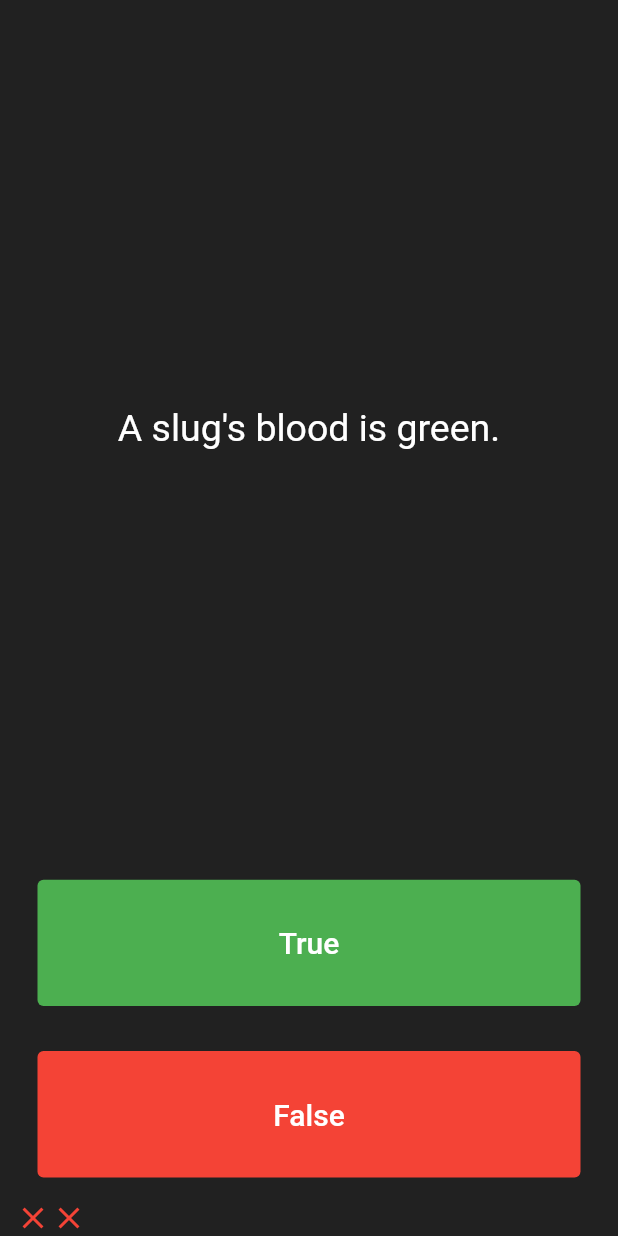
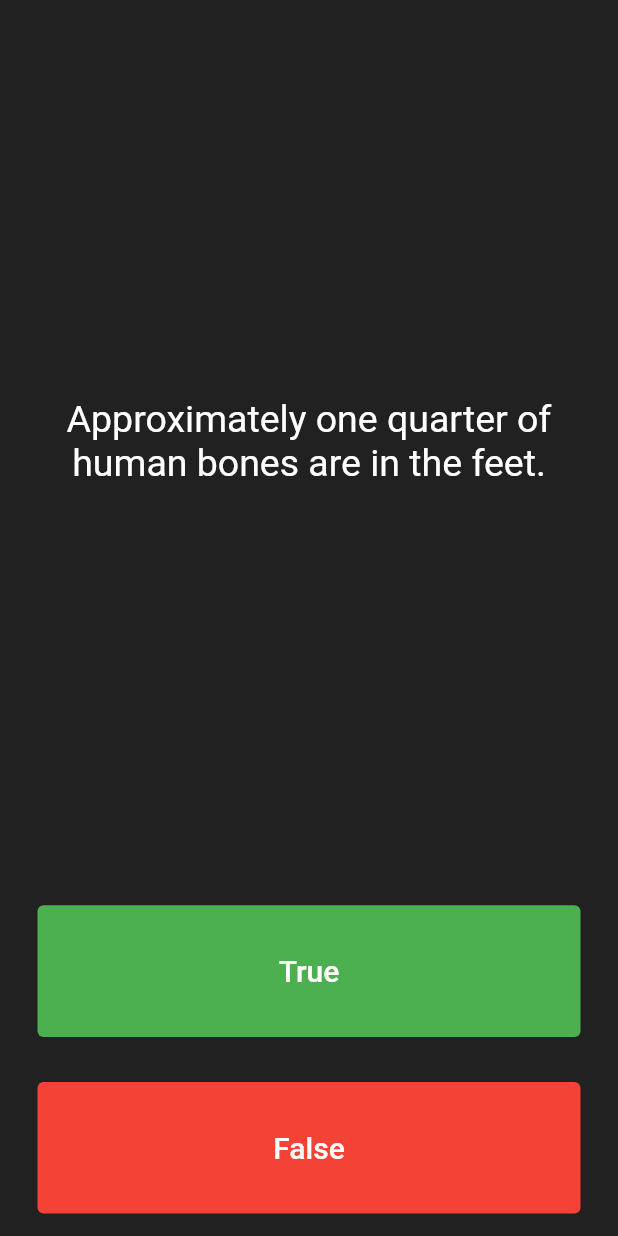
Before and after one commit to MuursaleenBats/quizzler_flutter, a Flutter app: the screen it shows after launch, after a tap on "True", after a tap on "False", on a phone screen of 412 x 824 dp. Run offline on Flutter 3.47's test engine with Material 2 defaults, Android fonts, the phone set to English and light mode, and no system bars.

Commit message:
Made the code Modular using Classes

```diff
--- a/lib/main.dart
+++ b/lib/main.dart
@@ -1,4 +1,7 @@
 import 'package:flutter/material.dart';
+import 'quiz_brain.dart';
+
+QuizBrain quizBrain = QuizBrain();
 
 void main() {
   runApp(Quizzler());
@@ -29,30 +32,7 @@ class QuizPage extends StatefulWidget {
 
 class _QuizPageState extends State<QuizPage> {
   List<Widget> scoreKeeper = [];
-  List<String> questions = [
-    'You can lead a cow down stairs but not up stairs.',
-    'Approximately one quarter of human bones are in the feet.',
-    'A slug\'s blood is green.'
-  ];
-  List<bool> ans = [false, true, true];
   int trackQuestion = 0;
-  void checkCorrectAns(int qNo, bool ansVal) {
-    if (ans[qNo] == ansVal) {
-      scoreKeeper.add(
-        Icon(
-          Icons.check,
-          color: Colors.green,
-        ),
-      );
-    } else {
-      scoreKeeper.add(
-        Icon(
-          Icons.close,
-          color: Colors.red,
-        ),
-      );
-    }
-  }
 
   @override
   Widget build(BuildContext context) {
@@ -66,7 +46,7 @@ class _QuizPageState extends State<QuizPage> {
             padding: EdgeInsets.all(5.0),
             child: Center(
               child: Text(
-                questions[trackQuestion],
+                quizBrain.q[trackQuestion].queText,
                 textAlign: TextAlign.center,
                 style: TextStyle(
                   fontSize: 25.0,
@@ -92,14 +72,14 @@ class _QuizPageState extends State<QuizPage> {
               ),
               onPressed: () {
                 //The user picked true.
+                bool correctAns = quizBrain.q[trackQuestion].queAns;
+                if (correctAns == true) {
+                  print("Correct");
+                } else {
+                  print("Wrong");
+                }
                 setState(() {
-                  if (questions.last == questions[trackQuestion]) {
-                    checkCorrectAns(trackQuestion, true);
-                    trackQuestion = 0;
-                  } else {
-                    checkCorrectAns(trackQuestion, true);
-                    trackQuestion += 1;
-                  }
+                  trackQuestion += 1;
                 });
               },
             ),
@@ -121,15 +101,14 @@ class _QuizPageState extends State<QuizPage> {
               ),
               onPressed: () {
                 //The user picked false.
+                bool correctAns = quizBrain.q[trackQuestion].queAns;
+                if (correctAns == false) {
+                  print("Correct");
+                } else {
+                  print("Wrong");
+                }
                 setState(() {
-                  if (questions.last == questions[trackQuestion]) {
-                    checkCorrectAns(trackQuestion, false);
-                    scoreKeeper.clear();
-                    trackQuestion = 0;
-                  } else {
-                    checkCorrectAns(trackQuestion, false);
-                    trackQuestion += 1;
-                  }
+                  trackQuestion += 1;
                 });
               },
             ),
--- /dev/null
+++ b/lib/questions.dart
@@ -0,0 +1,8 @@
+class Question {
+  String queText = '';
+  bool queAns = false;
+  Question(String q, bool a) {
+    queText = q;
+    queAns = a;
+  }
+}
--- /dev/null
+++ b/lib/quiz_brain.dart
@@ -0,0 +1,31 @@
+import 'questions.dart';
+
+class QuizBrain {
+  List<Question> q = [
+    Question('Some cats are actually allergic to humans', true),
+    Question('You can lead a cow down stairs but not up stairs.', false),
+    Question('Approximately one quarter of human bones are in the feet.', true),
+    Question('A slug\'s blood is green.', true),
+    Question('Buzz Aldrin\'s mother\'s maiden name was \"Moon\".', true),
+    Question('It is illegal to pee in the Ocean in Portugal.', true),
+    Question(
+        'No piece of square dry paper can be folded in half more than 7 times.',
+        false),
+    Question(
+        'In London, UK, if you happen to die in the House of Parliament, you are technically entitled to a state funeral, because the building is considered too sacred a place.',
+        true),
+    Question(
+        'The loudest sound produced by any animal is 188 decibels. That animal is the African Elephant.',
+        false),
+    Question(
+        'The total surface area of two human lungs is approximately 70 square metres.',
+        true),
+    Question('Google was originally called \"Backrub\".', true),
+    Question(
+        'Chocolate affects a dog\'s heart and nervous system; a few ounces are enough to kill a small dog.',
+        true),
+    Question(
+        'In West Virginia, USA, if you accidentally hit an animal with your car, you are free to take it home to eat.',
+        true)
+  ];
+}
```
